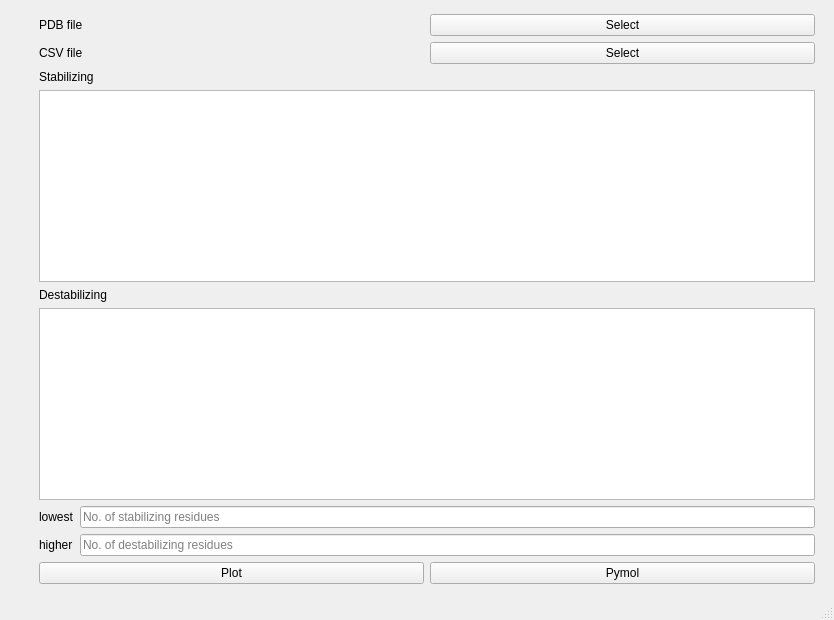
This is smarts_gui/ui_files/reduce.ui in CAMDgraz/SmarTSzyme_plugin as Qt 5 draws it before an edit. The edited form follows.
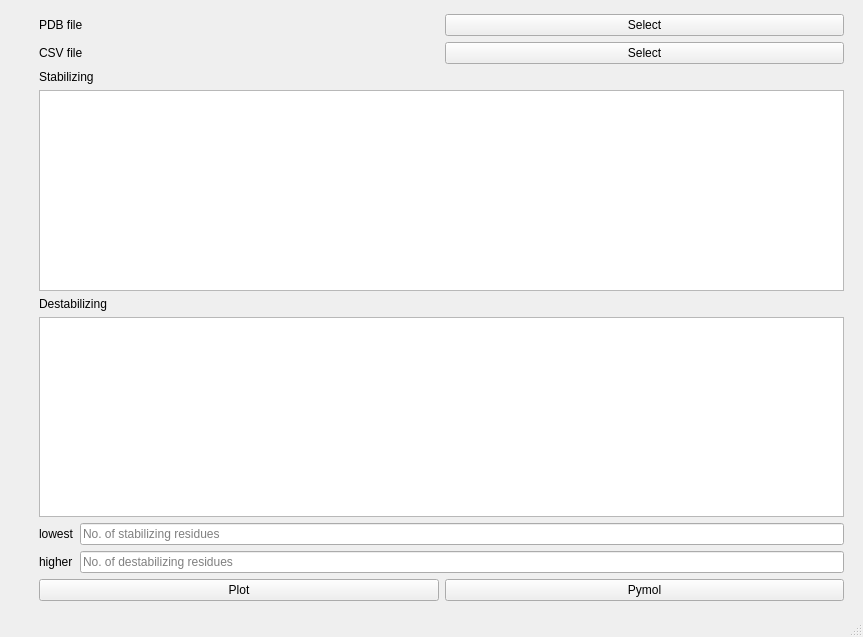
This is the edited form.

Commit message: Fixed wrong naming of ui file variable and resized

What changed in the file:
```diff
--- a/smarts_gui/ui_files/reduce.ui
+++ b/smarts_gui/ui_files/reduce.ui
@@ -6,10 +6,16 @@
    <rect>
     <x>0</x>
     <y>0</y>
-    <width>834</width>
-    <height>620</height>
+    <width>863</width>
+    <height>637</height>
    </rect>
   </property>
+  <property name="minimumSize">
+   <size>
+    <width>850</width>
+    <height>600</height>
+   </size>
+  </property>
   <property name="windowTitle">
    <string>Reduce</string>
   </property>
```
The commit also changes 3 other files.
